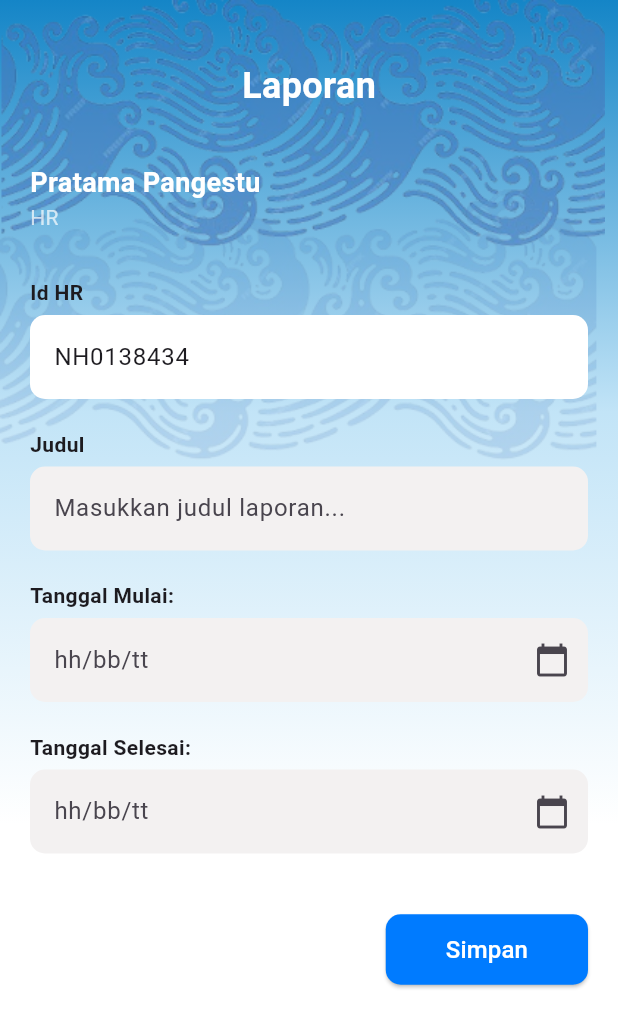
After one commit to TrianaJulianingsih/MyBerikanMobile, a Flutter app: the screen it shows after launch, after a tap on "Membuat Laporan", on a phone screen of 412 x 824 dp. The commit adds this screen. Shown: the top 1028 px of the screen. Run offline on Flutter 3.47's test engine with Material 3 defaults, Android fonts, the phone set to English and light mode, and no system bars; our stand-ins replace fl_chart.

Commit message:
add laporan

```diff
--- a/lib/views/dashboard.dart
+++ b/lib/views/dashboard.dart
@@ -2,8 +2,10 @@ import 'package:fl_chart/fl_chart.dart';
 import 'package:flutter/material.dart';
 import 'package:myberikan/data/dummy_riwayat.dart';
 import 'package:myberikan/data/dummy_user.dart';
+import 'package:myberikan/extension/navigation.dart';
 import 'package:myberikan/models/riwayat_model.dart';
 import 'package:myberikan/models/user_model.dart';
+import 'package:myberikan/views/laporan.dart';
 
 class DashboardScreen extends StatefulWidget {
   DashboardScreen({super.key});
@@ -269,7 +271,11 @@ class _DashboardScreenState extends State<DashboardScreen> {
                             ),
                           ),
                           SizedBox(width: 10,),
-                          Container(
+                          GestureDetector(
+                            onTap: () {
+                              context.push(LaporanPage());
+                            },
+                            child: Container(
                               height: 77,
                               width: 175,
                               decoration: BoxDecoration(
@@ -312,9 +318,11 @@ class _DashboardScreenState extends State<DashboardScreen> {
                                           fit: BoxFit.cover,
                                         ),
                                       ),
+
                                     ),
                                   ),
                                 ],
+                              ),
                             ),
                           ),
                         ],
--- /dev/null
+++ b/lib/views/laporan.dart
@@ -0,0 +1,276 @@
+import 'package:flutter/material.dart';
+
+class LaporanPage extends StatefulWidget {
+  const LaporanPage({Key? key}) : super(key: key);
+
+  @override
+  State<LaporanPage> createState() => _LaporanPageState();
+}
+
+class _LaporanPageState extends State<LaporanPage> {
+  final TextEditingController idHrController = TextEditingController(
+    text: "NH0138434",
+  );
+  final TextEditingController judulController = TextEditingController();
+  final TextEditingController tanggalMulaiController = TextEditingController();
+  final TextEditingController tanggalSelesaiController =
+      TextEditingController();
+
+  bool showMessage = false;
+  String messageText = "";
+  Color messageColor = Colors.green;
+
+  Future<void> _selectDate(
+    BuildContext context,
+    TextEditingController controller,
+  ) async {
+    final DateTime? picked = await showDatePicker(
+      context: context,
+      initialDate: DateTime.now(),
+      firstDate: DateTime(2000),
+      lastDate: DateTime(2100),
+    );
+    if (picked != null) {
+      setState(() {
+        controller.text =
+            "${picked.day.toString().padLeft(2, '0')}/${picked.month.toString().padLeft(2, '0')}/${picked.year}";
+      });
+    }
+  }
+
+  void _simpanLaporan() {
+    // Cek apakah ada yang kosong
+    if (idHrController.text.isEmpty ||
+        judulController.text.isEmpty ||
+        tanggalMulaiController.text.isEmpty ||
+        tanggalSelesaiController.text.isEmpty) {
+      setState(() {
+        messageText = "Harap isi semua data terlebih dahulu";
+        messageColor = Colors.redAccent;
+        showMessage = true;
+      });
+    } else {
+      setState(() {
+        messageText = "Laporan telah tersimpan";
+        messageColor = Colors.greenAccent;
+        showMessage = true;
+      });
+    }
+
+    // Hilangkan pesan setelah 3 detik
+    Future.delayed(const Duration(seconds: 3), () {
+      if (mounted) {
+        setState(() {
+          showMessage = false;
+        });
+      }
+    });
+  }
+
+  @override
+  Widget build(BuildContext context) {
+    return Scaffold(
+      body: Container(
+        decoration: BoxDecoration(
+          gradient: LinearGradient(
+            begin: Alignment.topCenter,
+            end: Alignment.bottomCenter,
+            colors: [
+              Color(0xFF1485C7),
+              Color.fromARGB(255, 194, 228, 247),
+              Colors.white,
+              Colors.white,
+            ],
+          ),
+        ),
+        child: Stack(
+          children: [
+            Positioned(
+              height: 330,
+              child: Opacity(
+                opacity: 0.6,
+                child: Image.asset(
+                  "assets/images/motif.png",
+                  fit: BoxFit.cover,
+                ),
+              ),
+            ),
+            Padding(
+              padding: const EdgeInsets.all(20),
+              child: SafeArea(
+                child: Column(
+                  crossAxisAlignment: CrossAxisAlignment.start,
+                  children: [
+                    const SizedBox(height: 20),
+                    Column(
+                      crossAxisAlignment: CrossAxisAlignment.start,
+                      children: const [
+                        Center(
+                          child: Text(
+                            "Laporan",
+                            style: TextStyle(
+                              fontSize: 24,
+                              fontWeight: FontWeight.bold,
+                              color: Colors.white,
+                            ),
+                          ),
+                        ),
+                        SizedBox(height: 35),
+                        Text(
+                          "Pratama Pangestu",
+                          style: TextStyle(
+                            fontSize: 18,
+                            fontWeight: FontWeight.w600,
+                            color: Colors.white,
+                          ),
+                        ),
+                        Text("HR", style: TextStyle(color: Colors.white70)),
+                      ],
+                    ),
+                    const SizedBox(height: 30),
+
+                    // ID HR
+                    const Text(
+                      "Id HR",
+                      style: TextStyle(fontWeight: FontWeight.w600),
+                    ),
+                    const SizedBox(height: 5),
+                    TextField(
+                      controller: idHrController,
+                      decoration: InputDecoration(
+                        filled: true,
+                        fillColor: Colors.white,
+                        border: OutlineInputBorder(
+                          borderRadius: BorderRadius.circular(10),
+                          borderSide: BorderSide.none,
+                        ),
+                      ),
+                    ),
+                    const SizedBox(height: 20),
+
+                    // Judul
+                    const Text(
+                      "Judul",
+                      style: TextStyle(fontWeight: FontWeight.w600),
+                    ),
+                    const SizedBox(height: 5),
+                    TextField(
+                      controller: judulController,
+                      decoration: InputDecoration(
+                        hintText: "Masukkan judul laporan...",
+                        filled: true,
+                        fillColor: const Color.fromARGB(255, 243, 241, 241),
+                        border: OutlineInputBorder(
+                          borderRadius: BorderRadius.circular(10),
+                          borderSide: BorderSide.none,
+                        ),
+                      ),
+                    ),
+                    const SizedBox(height: 20),
+
+                    // Tanggal Mulai
+                    const Text(
+                      "Tanggal Mulai:",
+                      style: TextStyle(fontWeight: FontWeight.w600),
+                    ),
+                    const SizedBox(height: 5),
+                    TextField(
+                      controller: tanggalMulaiController,
+                      readOnly: true,
+                      decoration: InputDecoration(
+                        hintText: "hh/bb/tt",
+                        suffixIcon: IconButton(
+                          icon: const Icon(Icons.calendar_today),
+                          onPressed: () =>
+                              _selectDate(context, tanggalMulaiController),
+                        ),
+                        filled: true,
+                        fillColor: const Color.fromARGB(255, 243, 241, 241),
+                        border: OutlineInputBorder(
+                          borderRadius: BorderRadius.circular(10),
+                          borderSide: BorderSide.none,
+                        ),
+                      ),
+                    ),
+                    const SizedBox(height: 20),
+
+                    // Tanggal Selesai
+                    const Text(
+                      "Tanggal Selesai:",
+                      style: TextStyle(fontWeight: FontWeight.w600),
+                    ),
+                    const SizedBox(height: 5),
+                    TextField(
+                      controller: tanggalSelesaiController,
+                      readOnly: true,
+                      decoration: InputDecoration(
+                        hintText: "hh/bb/tt",
+                        suffixIcon: IconButton(
+                          icon: const Icon(Icons.calendar_today),
+                          onPressed: () =>
+                              _selectDate(context, tanggalSelesaiController),
+                        ),
+                        filled: true,
+                        fillColor: const Color.fromARGB(255, 243, 241, 241),
+                        border: OutlineInputBorder(
+                          borderRadius: BorderRadius.circular(10),
+                          borderSide: BorderSide.none,
+                        ),
+                      ),
+                    ),
+                    const SizedBox(height: 40),
+
+                    // Tombol Simpan
+                    Align(
+                      alignment: AlignmentGeometry.centerRight,
+                      child: ElevatedButton(
+                        onPressed: _simpanLaporan,
+                        style: ElevatedButton.styleFrom(
+                          backgroundColor: const Color(0xFF007BFF),
+                          shape: RoundedRectangleBorder(
+                            borderRadius: BorderRadius.circular(10),
+                          ),
+                          padding: const EdgeInsets.symmetric(
+                            horizontal: 40,
+                            vertical: 12,
+                          ),
+                        ),
+                        child: const Text(
+                          "Simpan",
+                          style: TextStyle(fontSize: 16, color: Colors.white),
+                        ),
+                      ),
+                    ),
+                  ],
+                ),
+              ),
+
+            ),
+            if (showMessage)
+            Positioned(
+              bottom: 0,
+              left: 0,
+              right: 0,
+              child: Container(
+                color: messageColor,
+                padding: const EdgeInsets.all(10),
+                child: Center(
+                  child: Text(
+                    messageText,
+                    style: const TextStyle(
+                      color: Colors.black87,
+                      fontWeight: FontWeight.w600,
+                    ),
+                  ),
+                ),
+              ),
+            ),
+
+          ],
+        ),
+      ),
+
+    );
+
+  }
+}
```
Lines whose indentation alone changed are shown as unchanged.
